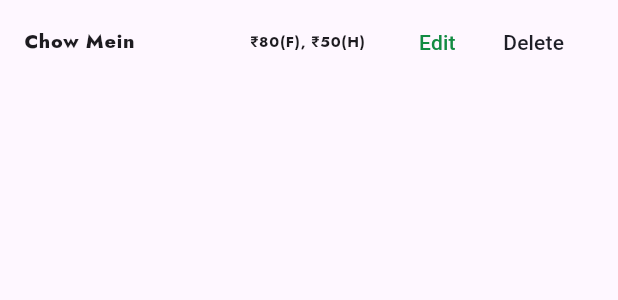
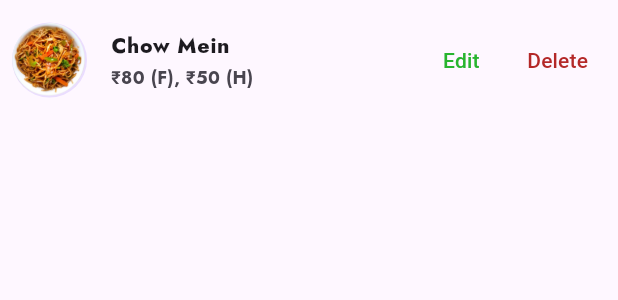
Before and after one commit to abhipawar2004/BillWiz, a Flutter app: the MenuItemTile widget shown alone on an empty page, opened directly with sample values from the repository, on a phone screen of 412 x 824 dp. Shown: the top 300 px of the screen. Run offline on Flutter 3.47's test engine with Material 3 defaults, Android fonts, the phone set to English and light mode, and no system bars; our stand-ins replace google_fonts, pdf, printing; missing offline and left inert: stepper_counter_swipe; Roboto replaces fonts that are missing (Jaldi).

Commit message:
refactor: Update menu card color to white and adjust margin
The code changes in menu.dart update the color of the menu card to white and adjust the margin. This change improves the visual appearance of the menu page and ensures consistent spacing.

```diff
--- a/lib/pages/menu.dart
+++ b/lib/pages/menu.dart
@@ -39,12 +39,14 @@ class Menu extends StatelessWidget {
           children: [
             Expanded(
               child: Card(
-                margin: EdgeInsets.only(top: 30, left: 10, right: 10),
-                color: Colors.green,
+                margin: EdgeInsets.only(
+                  top: 30,
+                ),
+                color: Colors.white,
+                elevation: .5,
                 child: ListView.separated(
                   itemCount: menuItems.length,
                   separatorBuilder: (context, index) => const Divider(
-                    height:1,
                     color: Color(0xff3FD47A),
                     endIndent: 20,
                     indent: 20,
--- a/lib/widgets/menuItemTile.dart
+++ b/lib/widgets/menuItemTile.dart
@@ -9,50 +9,62 @@ class MenuItemTile extends StatelessWidget {
 
   @override
   Widget build(BuildContext context) {
-    return ListTile(
-      title: Row(
-        mainAxisAlignment: MainAxisAlignment.spaceEvenly,
-        children: [
-          Expanded(
-            child: Text(item.name,
-            style:GoogleFonts.getFont(
-              'Jost',
-              fontSize: 13,
-              fontWeight:FontWeight.w800
-            ),),
+    return Padding(
+      padding: const EdgeInsets.symmetric(vertical: 4.0),
+      child: ListTile(
+        contentPadding: const EdgeInsets.symmetric(horizontal: 8.0),
+        leading: CircleAvatar(
+          backgroundImage: AssetImage(item.imagepath),
+          radius: 25,
         ),
-          if (item.hasHalfOption)
-            Text('₹${item.fullPrice}(F), ₹${item.halfPrice}(H)',
-             style:GoogleFonts.getFont(
-              'Jost',
-              fontSize: 10,
-              fontWeight:FontWeight.bold
-            ),)
-          else
-            Text('₹${item.fullPrice}',
-             style:GoogleFonts.getFont(
-              'Jost',
-              fontSize: 10,
-              fontWeight:FontWeight.bold
-            ),),
-        ],
+        title: Text(
+          item.name,
+          style: GoogleFonts.jost(
+            fontSize: 14,
+            fontWeight: FontWeight.w800,
+          ),
+        ),
+        subtitle: item.hasHalfOption
+            ? Text(
+                '₹${item.fullPrice} (F), ₹${item.halfPrice} (H)',
+                style: GoogleFonts.jost(
+                  fontSize: 12,
+                  fontWeight: FontWeight.bold,
+                ),
+              )
+            : Text(
+                '₹${item.fullPrice}',
+                style: GoogleFonts.jost(
+                  fontSize: 12,
+                  fontWeight: FontWeight.bold,
+                ),
               ),
         trailing: Row(
           mainAxisSize: MainAxisSize.min,
           children: [
             TextButton(
-            child: Text('Edit', style:
-            GoogleFonts.getFont('Jaldi',
-            color: Color(0xfff128B42)),),
-            onPressed: () {/* Handle edit */},
+              child: Text(
+                'Edit',
+                style: GoogleFonts.jaldi(
+                  color: Color(0xff28B42F), // Changed to a lighter green
+                  // Increased font weight
+                ),
+              ),
+              onPressed: () {
+                // Handle edit
+              },
             ),
             TextButton(
-            child: Text('Delete', style:
-            GoogleFonts.getFont('Jaldi',
-            color: Color(0xff1E1F27))),
-            onPressed: () {/* Handle delete */},
+              child: Text(
+                'Delete',
+                style: GoogleFonts.jaldi(
+                  color: Color(0xffB42828),
+                ),
+              ),
+              onPressed: () {},
             ),
           ],
+        ),
       ),
     );
   }
```
Lines whose indentation alone changed are shown as unchanged.
